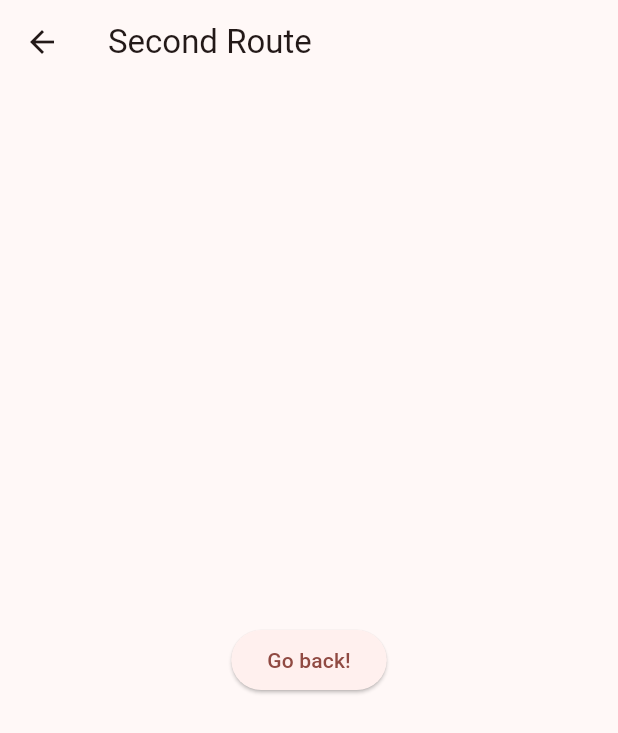
After one commit to sp06-red/time-mileage-tracker, a Flutter app: the SettingsPage screen opened directly, on a phone screen of 412 x 824 dp. The commit adds this screen. Shown: the top 733 px of the screen. Run offline on Flutter 3.47's test engine with Material 3 defaults, Android fonts, the phone set to English and light mode, and no system bars; our stand-ins replace flutter_datetime_picker_plus, geolocator; statements that could not run were skipped.

Commit message:
Add settings navigator

```diff
--- /dev/null
+++ b/lib/settings_page.dart
@@ -0,0 +1,22 @@
+import 'package:flutter/material.dart';
+
+class SettingsPage extends StatelessWidget {
+  const SettingsPage({super.key});
+
+  @override
+  Widget build(BuildContext context) {
+    return Scaffold(
+      appBar: AppBar(
+        title: const Text('Second Route'),
+      ),
+      body: Center(
+        child: ElevatedButton(
+          onPressed: () {
+            Navigator.pop(context);
+          },
+          child: const Text('Go back!'),
+        ),
+      ),
+    );
+  }
+}
```
Also changed, not shown: lib/entry_view.dart (+14 -1 lines).
